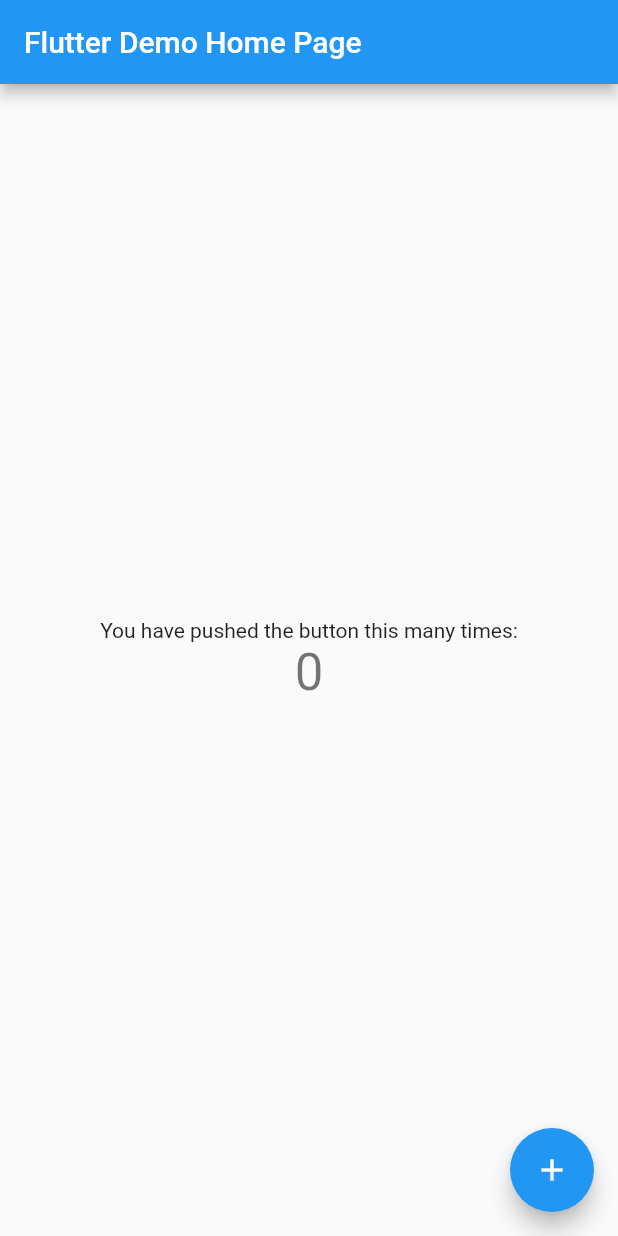
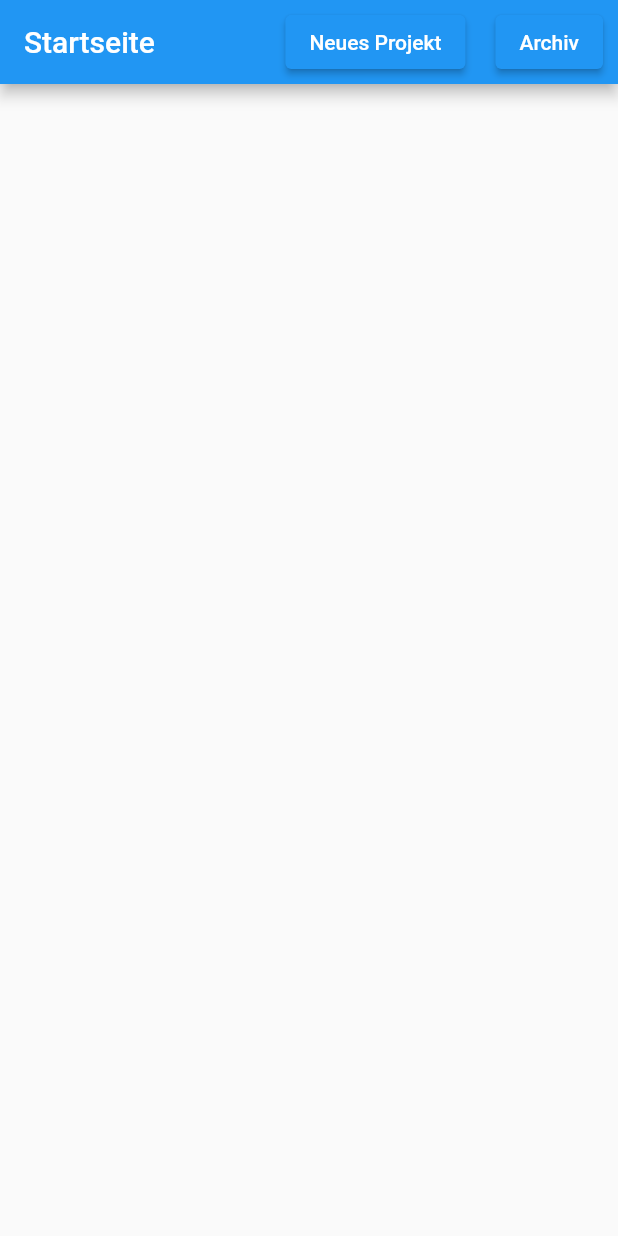
Before and after one commit to Monsieur-Bandana/Flutter, a Flutter app: the screen it shows after launch, on a phone screen of 412 x 824 dp. Run offline on Flutter 3.47's test engine with Material 2 defaults, Android fonts, the phone set to English and light mode, and no system bars.

Commit message:
changed main

```diff
--- a/prototype/lib/main.dart
+++ b/prototype/lib/main.dart
@@ -1,115 +1,52 @@
 import 'package:flutter/material.dart';
 
-void main() {
-  runApp(const MyApp());
+import 'package:prototype/projects.dart';
+
+void main() => runApp(RootClass());
+
+class RootClass extends StatefulWidget {
+  State<StatefulWidget> createState() {
+    return _RootClassState();
+  }
 }
 
-class MyApp extends StatelessWidget {
-  const MyApp({Key? key}) : super(key: key);
+class _RootClassState extends State<RootClass> {
+  List<String> projects = [];
+  int i = 0;
 
-  // This widget is the root of your application.
   @override
   Widget build(BuildContext context) {
     return MaterialApp(
-      title: 'Flutter Demo',
-      theme: ThemeData(
-        // This is the theme of your application.
-        // test
-        // Try running your application with "flutter run". You'll see the
-        // application has a blue toolbar. Then, without quitting the app, try
-        // changing the primarySwatch below to Colors.green and then invoke
-        // "hot reload" (press "r" in the console where you ran "flutter run",
-        // or simply save your changes to "hot reload" in a Flutter IDE).
-        // Notice that the counter didn't reset back to zero; the application
-        // is not restarted.
-        primarySwatch: Colors.blue,
+      home: Scaffold(
+        appBar: AppBar(
+          title: Text('Startseite'),
+          actions: [
+            Container(
+              margin: EdgeInsets.all(10.0),
+              child: ElevatedButton(
+                onPressed: () {
+                  setState(() {
+                    i += 1;
+                    projects.add('Bauprojekt ' + (i).toString());
+                  });
+                  print(projects);
+                },
+                child: Text('Neues Projekt'),
+              ),
+            ),
+            Container(
+              margin: EdgeInsets.all(10.0),
+              child: ElevatedButton(
+                onPressed: () {
+                  print(projects);
+                },
+                child: Text('Archiv'),
+              ),
+            )
+          ],
+        ),
+        body: Projects(projects),
       ),
-      home: const MyHomePage(title: 'Flutter Demo Home Page'),
     );
   }
 }
-
-class MyHomePage extends StatefulWidget {
-  const MyHomePage({Key? key, required this.title}) : super(key: key);
-
-  // This widget is the home page of your application. It is stateful, meaning
-  // that it has a State object (defined below) that contains fields that affect
-  // how it looks.
-
-  // This class is the configuration for the state. It holds the values (in this
-  // case the title) provided by the parent (in this case the App widget) and
-  // used by the build method of the State. Fields in a Widget subclass are
-  // always marked "final".
-
-  final String title;
-
-  @override
-  State<MyHomePage> createState() => _MyHomePageState();
-}
-
-class _MyHomePageState extends State<MyHomePage> {
-  int _counter = 0;
-
-  void _incrementCounter() {
-    setState(() {
-      // This call to setState tells the Flutter framework that something has
-      // changed in this State, which causes it to rerun the build method below
-      // so that the display can reflect the updated values. If we changed
-      // _counter without calling setState(), then the build method would not be
-      // called again, and so nothing would appear to happen.
-      _counter++;
-    });
-  }
-
-  @override
-  Widget build(BuildContext context) {
-    // This method is rerun every time setState is called, for instance as done
-    // by the _incrementCounter method above.
-    //
-    // The Flutter framework has been optimized to make rerunning build methods
-    // fast, so that you can just rebuild anything that needs updating rather
-    // than having to individually change instances of widgets.
-    return Scaffold(
-      appBar: AppBar(
-        // Here we take the value from the MyHomePage object that was created by
-        // the App.build method, and use it to set our appbar title.
-        title: Text(widget.title),
-      ),
-      body: Center(
-        // Center is a layout widget. It takes a single child and positions it
-        // in the middle of the parent.
-        child: Column(
-          // Column is also a layout widget. It takes a list of children and
-          // arranges them vertically. By default, it sizes itself to fit its
-          // children horizontally, and tries to be as tall as its parent.
-          //
-          // Invoke "debug painting" (press "p" in the console, choose the
-          // "Toggle Debug Paint" action from the Flutter Inspector in Android
-          // Studio, or the "Toggle Debug Paint" command in Visual Studio Code)
-          // to see the wireframe for each widget.
-          //
-          // Column has various properties to control how it sizes itself and
-          // how it positions its children. Here we use mainAxisAlignment to
-          // center the children vertically; the main axis here is the vertical
-          // axis because Columns are vertical (the cross axis would be
-          // horizontal).
-          mainAxisAlignment: MainAxisAlignment.center,
-          children: <Widget>[
-            const Text(
-              'You have pushed the button this many times:',
-            ),
-            Text(
-              '$_counter',
-              style: Theme.of(context).textTheme.headline4,
-            ),
-          ],
-        ),
-      ),
-      floatingActionButton: FloatingActionButton(
-        onPressed: _incrementCounter,
-        tooltip: 'Increment',
-        child: const Icon(Icons.add),
-      ), // This trailing comma makes auto-formatting nicer for build methods.
-    );
-  }
-}
--- a/prototype/pubspec.yaml
+++ b/prototype/pubspec.yaml
@@ -58,8 +58,8 @@ flutter:
   uses-material-design: true
 
   # To add assets to your application, add an assets section, like this:
-  # assets:
-  #   - images/a_dot_burr.jpeg
+  assets:
+   - assets/Wall1.jpg
   #   - images/a_dot_ham.jpeg
 
   # An image asset can refer to one or more resolution-specific "variants", see
```
Also changed, not shown: prototype/lib/projects.dart (added, +24 -0 lines), prototype/assets/Wall1.jpg (added).
